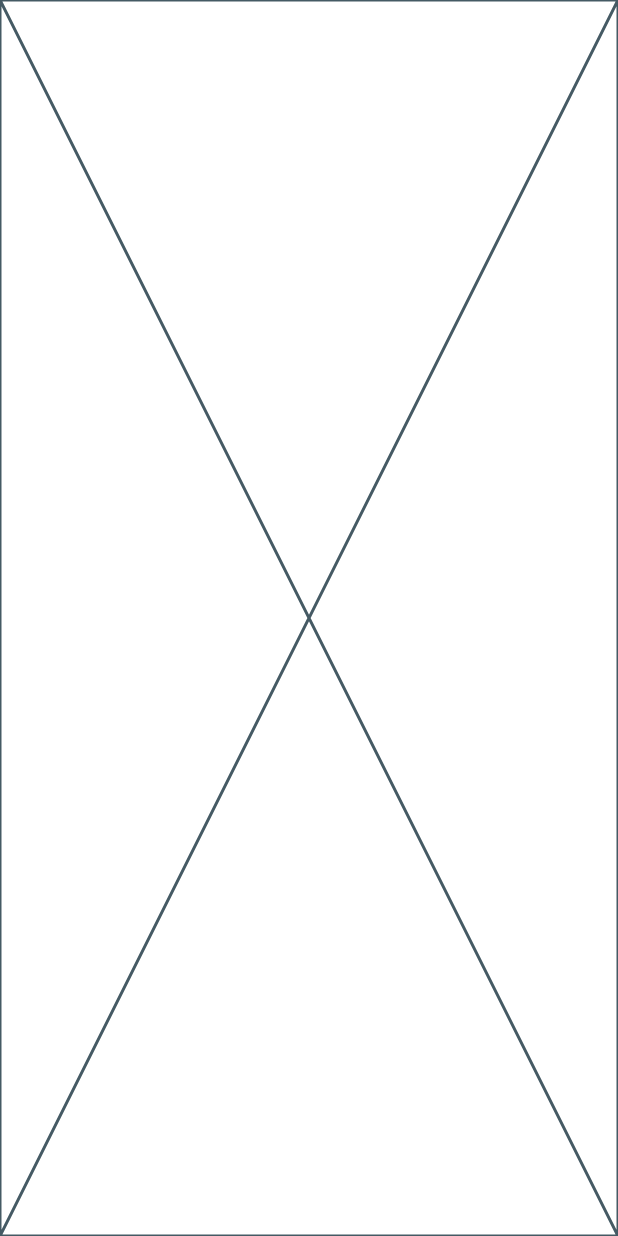
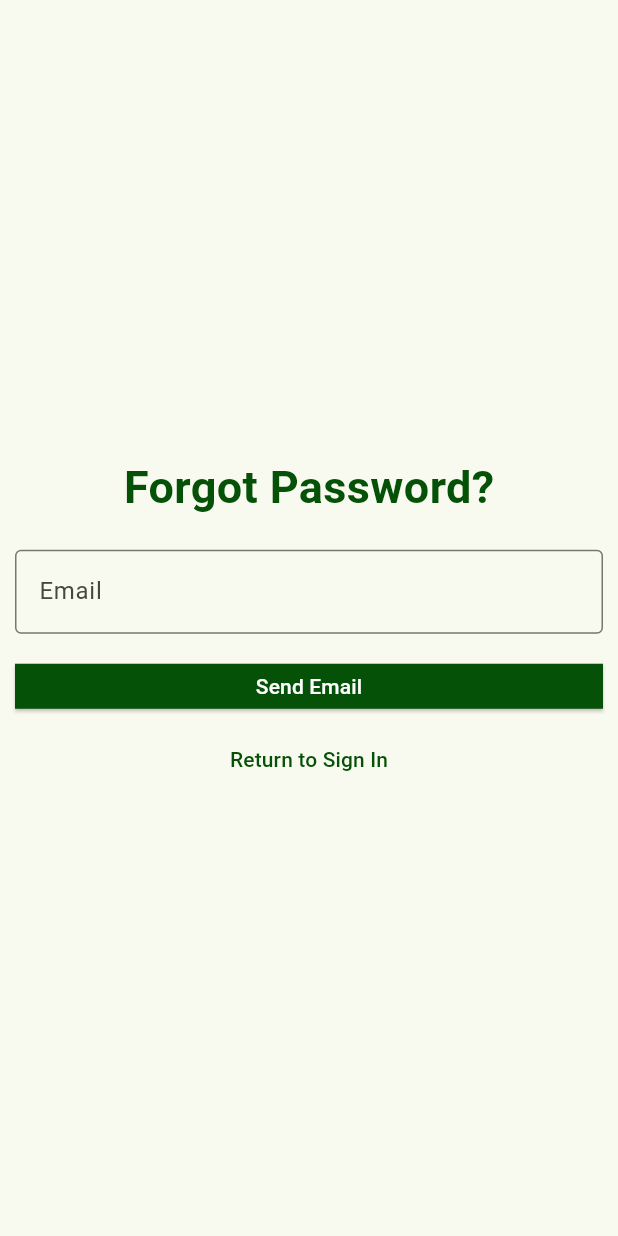
Before and after one commit to jonathanburt/ShareCart, a Flutter app: the screen it shows after launch, after a tap on "Forgot Password", on a phone screen of 412 x 824 dp. Run offline on Flutter 3.47's test engine with Material 3 defaults, Android fonts, the light colour scheme and no system bars.

Commit message:
Added Forgot Password Screen

```diff
--- a/share_cart_flutter/lib/login_screen.dart
+++ b/share_cart_flutter/lib/login_screen.dart
@@ -17,10 +17,9 @@ class _LoginPageState extends State<LoginPage> {
     final theme = Theme.of(context);
 
     return Scaffold(
-      body: Padding(
-        //TODO try and add shopping cart image
-        padding: const EdgeInsets.all(10),
+      body: Center(
         child: ListView(
+          shrinkWrap: true,
           children: <Widget>[
             Container(
               alignment: Alignment.center,
@@ -65,9 +64,9 @@ class _LoginPageState extends State<LoginPage> {
               TextButton(
                 onPressed: () {
                   //TODO: Implement Forgot Password Screen
-                  Navigator.pushReplacement(
+                  Navigator.push(
                     context,
-                    MaterialPageRoute(builder: (context) => const Placeholder()));
+                    MaterialPageRoute(builder: (context) => const ForgotPasswordPage()));
                 },
                 child: const Text("Forgot Password"),
               ),
@@ -109,12 +108,80 @@ class _LoginPageState extends State<LoginPage> {
 
               )
           ],
-        ),),
+        ),
+      ),
     );
 
   }
 }
 
-// class ForgotPasswordScreen extends StatefulWidget{
+class ForgotPasswordPage extends StatefulWidget{
+  const ForgotPasswordPage({super.key});
 
-// }
+  @override
+  State<ForgotPasswordPage> createState() => _ForgotPasswordPage();
+}
+
+class _ForgotPasswordPage extends State<ForgotPasswordPage> {
+  TextEditingController emailController = TextEditingController();
+
+  @override
+  Widget build(BuildContext context) {
+    final theme = Theme.of(context);
+
+    return Scaffold(
+
+      body: Center(
+        child: ListView(
+          shrinkWrap: true,
+          children: <Widget>[
+            Container(
+              alignment: Alignment.center,
+              padding: const EdgeInsets.all(10),
+              child: Text(
+                'Forgot Password?',
+                style: TextStyle(
+                  color: theme.primaryColor,
+                  fontWeight: FontWeight.bold,
+                  fontSize: 30
+                ),
+              ),
+            ),
+            Container(
+                padding: const EdgeInsets.all(10),
+                child: TextField(
+                  controller: emailController,
+                  decoration: const InputDecoration(
+                    border: OutlineInputBorder(),
+                    labelText: 'Email'
+                  ),
+                ),
+              ),
+            Container(
+              height: 50,
+              padding: const EdgeInsets.all(10),
+              child: ElevatedButton(
+                style: ElevatedButton.styleFrom(
+                  shape: RoundedRectangleBorder(
+                    borderRadius: BorderRadius.zero
+                  ),
+                  backgroundColor: theme.primaryColor,
+                  foregroundColor: theme.colorScheme.onPrimary,
+                ),
+                onPressed: () {
+                  //TODO Implement forgot password system, show something to indicate that button was pressed
+                },
+                child: const Text('Send Email')), //TODO: Possibly change to 'Resend Email' after pressed.
+              ),
+              TextButton(
+              onPressed: () {
+                //TODO Verify this is the correct action
+                Navigator.pop(context);
+              },
+              child: const Text('Return to Sign In'))
+          ],
+        ),
+        ),
+    );
+  }
+}
```
